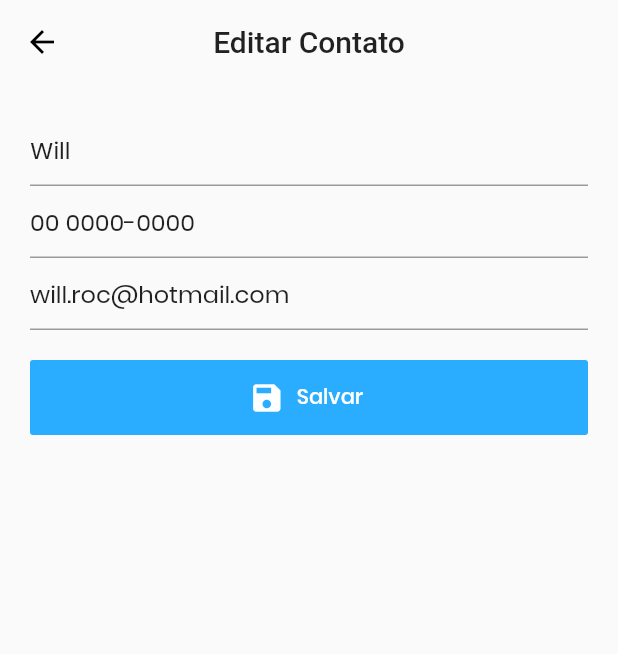
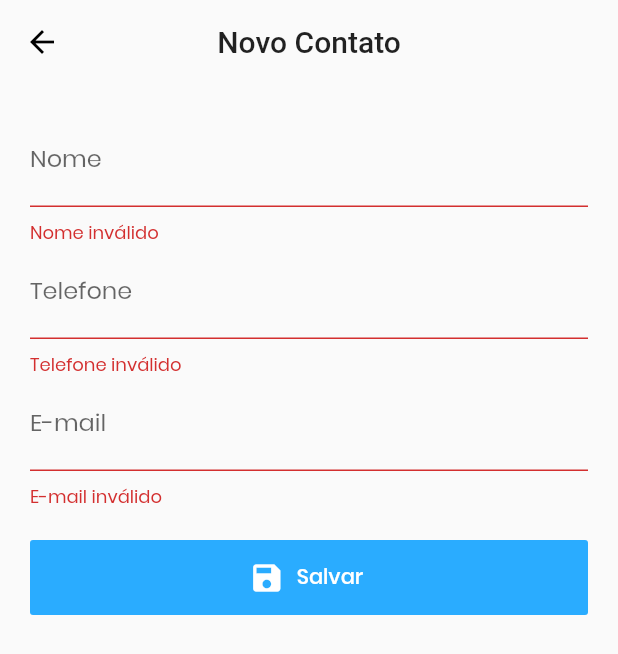
Before and after one commit to CesarWilliam/flutter_contact_app, a Flutter app: the EditorContactView screen opened directly, after a tap on "Salvar", on a phone screen of 412 x 824 dp. Shown: the top 654 px of the screen. Run offline on Flutter 3.47's test engine with Material 2 defaults, Android fonts, the phone set to English and light mode, and no system bars; our stand-ins replace flutter_mobx, mobx, sqflite; accounts and stored records are empty; generated files the repository leaves out were written again.

Commit message:
finalizao de layout android

```diff
--- a/lib/android/styles.dart
+++ b/lib/android/styles.dart
@@ -1,8 +1,9 @@
+import 'package:contacts/shared/styles.dart';
 import 'package:flutter/material.dart';
 
 const brightness = Brightness.light;
-const primaryColor = const Color(0xFF2AACFF);
-const accentColor = const Color(0xFFFFFFFF);
+const primaryColor = basePrimaryColor;
+const accentColor = baseAccentColor;
 
 ThemeData androidTheme() {
   return ThemeData(
--- a/lib/android/views/editor-contact.view.dart
+++ b/lib/android/views/editor-contact.view.dart
@@ -1,3 +1,4 @@
+import 'package:contacts/android/views/home.view.dart';
 import 'package:contacts/models/contact.model.dart';
 import 'package:flutter/material.dart';
 import 'package:contacts/repositories/contact.repository.dart';
@@ -16,6 +17,58 @@ class _EditorContactViewState extends State<EditorContactView> {
   final _formKey = new GlobalKey<FormState>();
   final _repository = ContactRepository();
 
+  onSubmit() {
+    if(!_formKey.currentState.validate()) {
+      return;
+    }
+
+    _formKey.currentState.save();
+
+    if(widget.model.id == 0) {
+      create();
+    }
+    else {
+      update();
+    }
+  }
+
+  create() {
+    widget.model.id = null; // passando o id nulo para o SQlite criar um auto incremento no id
+    widget.model.image = null;
+
+    _repository.create(widget.model)
+    .then((_) {
+      onSuccess();
+    }).catchError((_) {
+      onError();
+    });
+  }
+
+  update() {
+    _repository.update(widget.model).then((_) {
+      onSuccess();
+    }).catchError((_) {
+      onError();
+    });
+  }
+
+  onSuccess() {
+    Navigator.push(
+      context,
+      MaterialPageRoute(
+        builder: (context) => HomeView()
+      ),
+    );
+  }
+
+  onError() {
+    final snackBar = SnackBar(
+      content: Text("Ops, algo deu errado!!")
+    );
+
+    _scaffoldkey.currentState.showSnackBar(snackBar);
+  }
+
   @override
   Widget build(BuildContext context) {
     return Scaffold(
@@ -33,21 +86,52 @@ class _EditorContactViewState extends State<EditorContactView> {
           child: Column(
             children: <Widget>[
               TextFormField(
+                decoration: InputDecoration(
+                  labelText: "Nome"
+                ),
+                keyboardType: TextInputType.text,
+                textCapitalization: TextCapitalization.words,
                 initialValue: widget.model?.name,
-                onSaved: (val) {
+                onChanged: (val) {
                   widget.model.name = val;
+                },
+                validator: (value) {
+                  if (value.isEmpty) {
+                    return 'Nome inválido';
+                  }
+                  return null;
                 },
               ),
               TextFormField(
+                decoration: InputDecoration(
+                  labelText: "Telefone"
+                ),
+                keyboardType: TextInputType.number,
                 initialValue: widget.model?.phone,
-                onSaved: (val) {
+                onChanged: (val) {
                   widget.model.phone = val;
+                },
+                validator: (value) {
+                  if (value.isEmpty) {
+                    return 'Telefone inválido';
+                  }
+                  return null;
                 },
               ),
               TextFormField(
+                decoration: InputDecoration(
+                  labelText: "E-mail"
+                ),
+                keyboardType: TextInputType.emailAddress,
                 initialValue: widget.model?.email,
-                onSaved: (val) {
+                onChanged: (val) {
                   widget.model.email = val;
+                },
+                validator: (value) {
+                  if (value.isEmpty) {
+                    return 'E-mail inválido';
+                  }
+                  return null;
                 },
               ),
               SizedBox(
@@ -58,7 +142,7 @@ class _EditorContactViewState extends State<EditorContactView> {
                 height: 50,
                 child: FlatButton.icon(
                   color: Theme.of(context).primaryColor,
-                  onPressed: () {},
+                  onPressed: onSubmit,
                   icon: Icon(
                     Icons.save,
                     color: Theme.of(context).accentColor,
--- a/lib/ios/styles.dart
+++ b/lib/ios/styles.dart
@@ -1,8 +1,9 @@
+import 'package:contacts/shared/styles.dart';
 import 'package:flutter/cupertino.dart';
 
 const brightness = Brightness.light;
-const primaryColor = const Color(0xFF2AACFF);
-const accentColor = const Color(0xFFFFFFFF);
+const primaryColor = basePrimaryColor;
+const accentColor = baseAccentColor;
 
 CupertinoThemeData iosTheme() {
   return CupertinoThemeData(
--- /dev/null
+++ b/lib/shared/styles.dart
@@ -0,0 +1,4 @@
+import 'package:flutter/widgets.dart';
+
+const basePrimaryColor = const Color(0xFF2AACFF);
+const baseAccentColor = const Color(0xFFFFFFFF);
--- a/pubspec.yaml
+++ b/pubspec.yaml
@@ -27,10 +27,14 @@ dependencies:
   path:
   url_launcher: ^5.4.2
   local_auth: ^0.6.1+3
+  mobx: ^1.0.0
+  flutter_mobx: ^1.0.0
 
 dev_dependencies:
   flutter_test:
     sdk: flutter
+  build_runner: ^1.7.2
+  mobx_codegen: ^1.0.0
 
 
 # For information on the generic Dart part of this file, see the
```
Also changed, not shown: lib/android/views/details.view.dart (+119 -49 lines), lib/android/views/home.view.dart (+31 -44 lines), lib/android/views/loading.view.dart (added, +14 -0 lines), lib/android/widgets/contact-list-item.view.dart (added, +52 -0 lines), lib/android/widgets/search-appbar.widget.dart (added, +44 -0 lines), lib/controllers/home.controller.dart (added, +30 -0 lines), lib/shared/widgets/contact-datails-description.widget.dart (added, +42 -0 lines), lib/shared/widgets/contact-datails-image.widget.dart (added, +40 -0 lines), lib/controllers/home.controller.g.dart (added), pubspec.lock.
